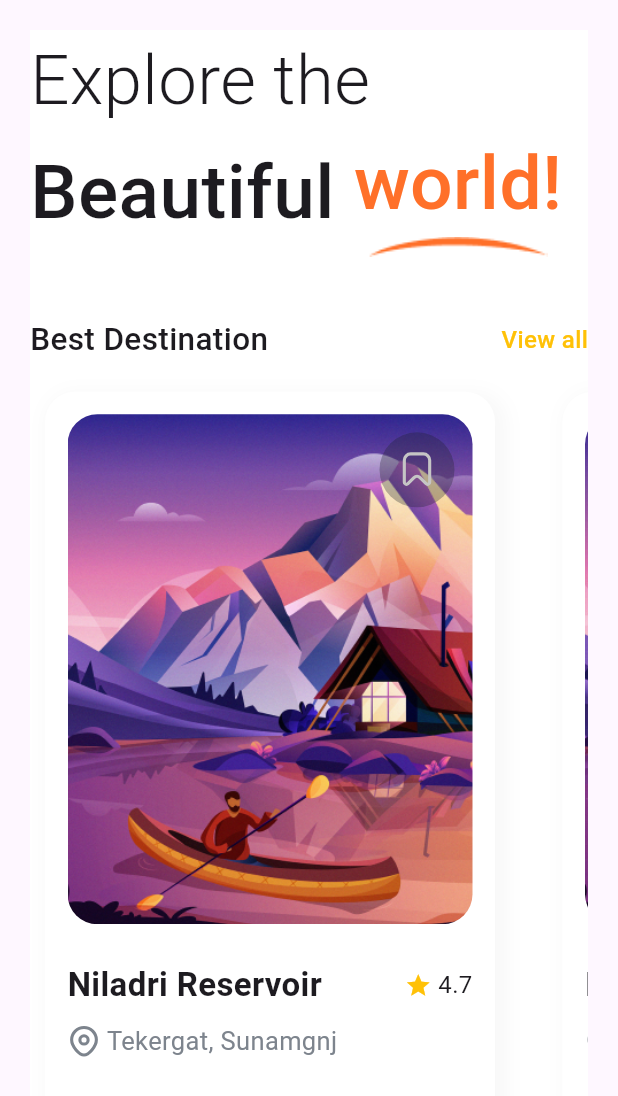
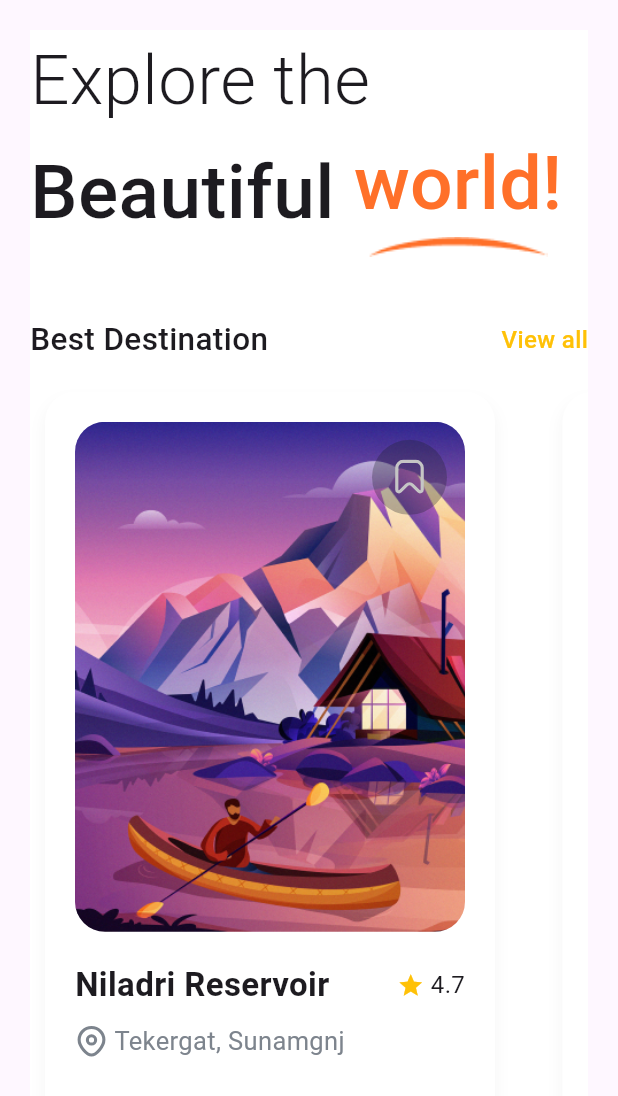
Before and after one commit to Duonganhdu2002/Travel-Flanning-Chat-FE-Flutter, a Flutter app: the HomeComponent widget shown alone on an empty page, opened directly, on a phone screen of 412 x 824 dp. Shown: the top 1096 px of the screen. Run offline on Flutter 3.47's test engine with Material 3 defaults, Android fonts, the phone set to English and light mode, and no system bars; our stand-ins replace flutter_svg, google_fonts, snippet_coder_utils; missing offline and left inert: api_cache_manager.

Commit message:
Adding code

```diff
--- a/lib/components/home_component.dart
+++ b/lib/components/home_component.dart
@@ -85,7 +85,8 @@ class HomeComponent extends StatelessWidget {
                 itemCount: items.length,
                 itemBuilder: (context, index) {
                   return Padding(
-                    padding: const EdgeInsets.all(10.0),
+                    padding: const EdgeInsets.only(
+                        top: 10, right: 10, left: 10, bottom: 20),
                     child: Container(
                       width: 300,
                       margin: const EdgeInsets.only(right: 25.0),
@@ -95,15 +96,15 @@ class HomeComponent extends StatelessWidget {
                         boxShadow: [
                           BoxShadow(
                               color: Colors.grey.withOpacity(0.08),
-                              spreadRadius: 3,
-                              blurRadius: 10,
-                              offset: const Offset(4, 4))
+                              spreadRadius: 2,
+                              blurRadius: 7,
+                              offset: const Offset(0, 7))
                         ],
                       ),
                       child: Column(
                         children: [
                           Padding(
-                            padding: const EdgeInsets.all(15.0),
+                            padding: const EdgeInsets.all(20.0),
                             child: Stack(
                               children: [
                                 Container(
@@ -153,11 +154,8 @@ class HomeComponent extends StatelessWidget {
                               ],
                             ),
                           ),
-                          const SizedBox(
-                            height: 10,
-                          ),
                           const Padding(
-                            padding: EdgeInsets.symmetric(horizontal: 15.0),
+                            padding: EdgeInsets.symmetric(horizontal: 20.0),
                             child: Row(
                               mainAxisAlignment: MainAxisAlignment.spaceBetween,
                               children: [
@@ -188,7 +186,7 @@ class HomeComponent extends StatelessWidget {
                           ),
                           Padding(
                             padding:
-                                const EdgeInsets.symmetric(horizontal: 15.0),
+                                const EdgeInsets.symmetric(horizontal: 20.0),
                             child: Row(
                               mainAxisAlignment: MainAxisAlignment.spaceBetween,
                               children: [
```
